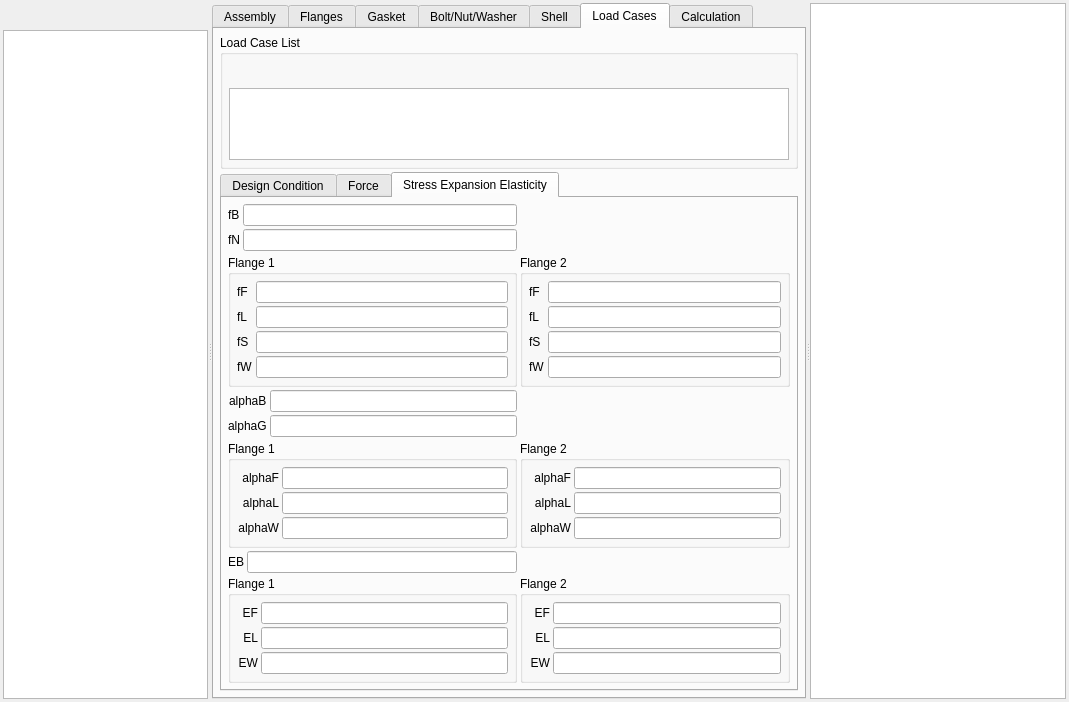
hermixy/biluna, file pcalc/src/gui/pcalc_en1591widget.ui: the form before one commit.
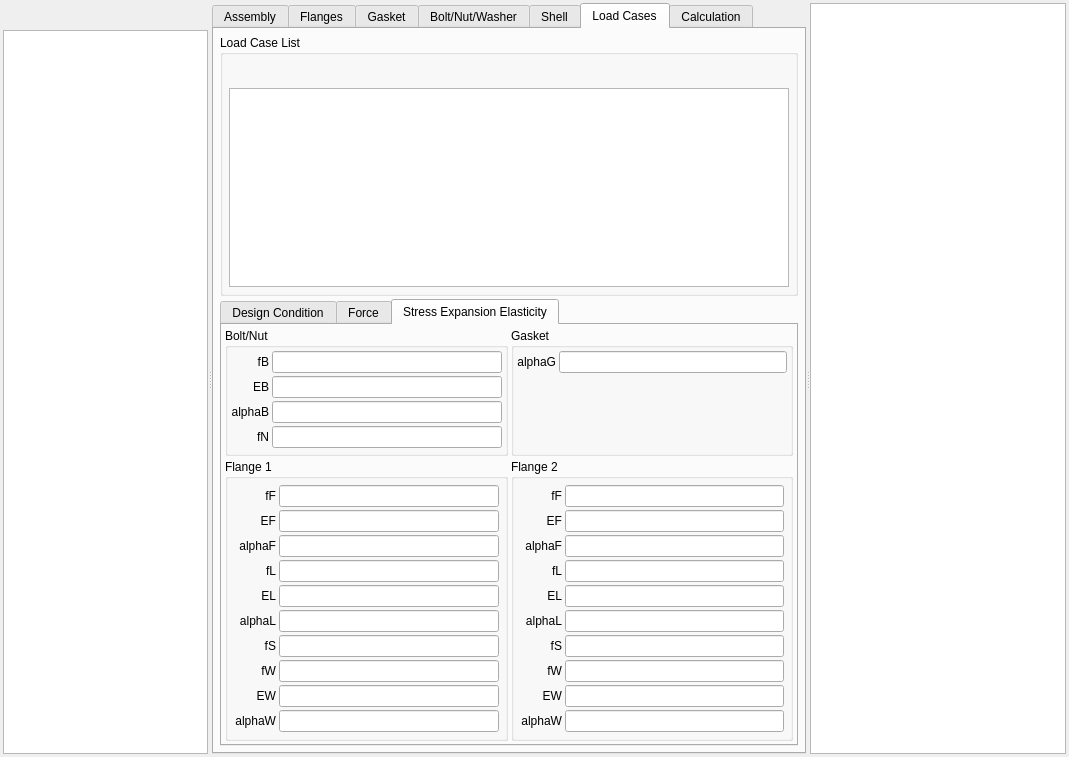
The form after the commit. The open tabs and pages were chosen to show the change. Icons and pictures are not drawn. Custom widgets are drawn as their Qt base class.

Commit message: PCALC EN13555 property implementation, ongoing

```diff
--- a/pcalc/src/gui/pcalc_en1591widget.ui
+++ b/pcalc/src/gui/pcalc_en1591widget.ui
@@ -7,7 +7,7 @@
     <x>0</x>
     <y>0</y>
     <width>1069</width>
-    <height>680</height>
+    <height>757</height>
    </rect>
   </property>
   <property name="windowTitle">
@@ -2736,200 +2736,179 @@
             <attribute name="title">
              <string>Stress Expansion Elasticity</string>
             </attribute>
-            <layout class="QGridLayout" name="gridLayout_20">
+            <layout class="QGridLayout" name="gridLayout_24">
              <property name="leftMargin">
-              <number>6</number>
+              <number>3</number>
              </property>
              <property name="topMargin">
-              <number>6</number>
+              <number>3</number>
              </property>
              <property name="rightMargin">
-              <number>6</number>
+              <number>3</number>
              </property>
              <property name="bottomMargin">
-              <number>6</number>
+              <number>3</number>
              </property>
              <property name="spacing">
               <number>3</number>
              </property>
-             <item row="0" column="0" colspan="2">
-              <layout class="QFormLayout" name="formLayout_4">
-               <property name="horizontalSpacing">
-                <number>3</number>
-               </property>
-               <property name="verticalSpacing">
-                <number>3</number>
-               </property>
-               <item row="0" column="0">
-                <widget class="QLabel" name="lblfB">
-                 <property name="text">
-                  <string>fB</string>
-                 </property>
-                </widget>
-               </item>
-               <item row="0" column="1">
-                <widget class="QLineEdit" name="lefB"/>
-               </item>
-               <item row="1" column="0">
-                <widget class="QLabel" name="lblfN">
-                 <property name="text">
-                  <string>fN</string>
-                 </property>
-                </widget>
-               </item>
-               <item row="1" column="1">
-                <widget class="QLineEdit" name="lefN"/>
-               </item>
-              </layout>
-             </item>
-             <item row="2" column="0" colspan="2">
-              <layout class="QFormLayout" name="formLayout_3">
-               <property name="fieldGrowthPolicy">
-                <enum>QFormLayout::AllNonFixedFieldsGrow</enum>
-               </property>
-               <property name="labelAlignment">
-                <set>Qt::AlignRight|Qt::AlignTrailing|Qt::AlignVCenter</set>
-               </property>
-               <property name="horizontalSpacing">
-                <number>3</number>
-               </property>
-               <property name="verticalSpacing">
-                <number>3</number>
-               </property>
-               <item row="0" column="0">
-                <widget class="QLabel" name="lblalphaB">
-                 <property name="text">
-                  <string>alphaB</string>
-                 </property>
-                </widget>
-               </item>
-               <item row="0" column="1">
-                <widget class="QLineEdit" name="lealphaB"/>
-               </item>
-               <item row="1" column="0">
-                <widget class="QLabel" name="lblalphaG">
-                 <property name="text">
-                  <string>alphaG</string>
-                 </property>
-                </widget>
-               </item>
-               <item row="1" column="1">
-                <widget class="QLineEdit" name="lealphaG"/>
-               </item>
-              </layout>
-             </item>
-             <item row="2" column="2">
-              <spacer name="horizontalSpacer_15">
-               <property name="orientation">
-                <enum>Qt::Horizontal</enum>
-               </property>
-               <property name="sizeHint" stdset="0">
-                <size>
-                 <width>212</width>
-                 <height>20</height>
-                </size>
-               </property>
-              </spacer>
-             </item>
-             <item row="0" column="2">
-              <spacer name="horizontalSpacer_14">
-               <property name="orientation">
-                <enum>Qt::Horizontal</enum>
-               </property>
-               <property name="sizeHint" stdset="0">
-                <size>
-                 <width>40</width>
-                 <height>20</height>
-                </size>
-               </property>
-              </spacer>
-             </item>
-             <item row="1" column="2">
-              <widget class="QGroupBox" name="gbStressFlange_2">
+             <item row="0" column="0">
+              <widget class="QGroupBox" name="gbBoltNut">
                <property name="title">
-                <string>Flange 2</string>
+                <string>Bolt/Nut</string>
                </property>
-               <layout class="QGridLayout" name="gridLayout_26">
+               <layout class="QGridLayout" name="gridLayout_20">
                 <property name="leftMargin">
-                 <number>6</number>
+                 <number>3</number>
                 </property>
                 <property name="topMargin">
-                 <number>6</number>
+                 <number>3</number>
                 </property>
                 <property name="rightMargin">
-                 <number>6</number>
+                 <number>3</number>
                 </property>
                 <property name="bottomMargin">
-                 <number>6</number>
+                 <number>3</number>
                 </property>
                 <property name="spacing">
                  <number>3</number>
                 </property>
                 <item row="0" column="0">
-                 <widget class="QLabel" name="lblfF_2">
+                 <widget class="QLabel" name="lblfB">
                   <property name="text">
-                   <string>fF</string>
+                   <string>fB</string>
+                  </property>
+                  <property name="alignment">
+                   <set>Qt::AlignRight|Qt::AlignTrailing|Qt::AlignVCenter</set>
                   </property>
                  </widget>
                 </item>
                 <item row="0" column="1">
-                 <widget class="QLineEdit" name="lefF_2"/>
+                 <widget class="RB_UomLineEdit" name="lefB"/>
                 </item>
                 <item row="1" column="0">
-                 <widget class="QLabel" name="lblfL_2">
+                 <widget class="QLabel" name="lblEB">
                   <property name="text">
-                   <string>fL</string>
+                   <string>EB</string>
+                  </property>
+                  <property name="alignment">
+                   <set>Qt::AlignRight|Qt::AlignTrailing|Qt::AlignVCenter</set>
                   </property>
                  </widget>
                 </item>
                 <item row="1" column="1">
-                 <widget class="QLineEdit" name="lefL_2"/>
+                 <widget class="RB_UomLineEdit" name="leEB"/>
                 </item>
                 <item row="2" column="0">
-                 <widget class="QLabel" name="lblfS_2">
+                 <widget class="QLabel" name="lblalphaB">
                   <property name="text">
-                   <string>fS</string>
+                   <string>alphaB</string>
+                  </property>
+                  <property name="alignment">
+                   <set>Qt::AlignRight|Qt::AlignTrailing|Qt::AlignVCenter</set>
                   </property>
                  </widget>
                 </item>
                 <item row="2" column="1">
-                 <widget class="QLineEdit" name="lefS_2"/>
+                 <widget class="RB_UomLineEdit" name="lealphaB"/>
                 </item>
                 <item row="3" column="0">
-                 <widget class="QLabel" name="lblfW_2">
+                 <widget class="QLabel" name="lblfN">
                   <property name="text">
-                   <string>fW</string>
+                   <string>fN</string>
+                  </property>
+                  <property name="alignment">
+                   <set>Qt::AlignRight|Qt::AlignTrailing|Qt::AlignVCenter</set>
                   </property>
                  </widget>
                 </item>
                 <item row="3" column="1">
-                 <widget class="QLineEdit" name="lefW_2"/>
+                 <widget class="RB_UomLineEdit" name="lefN"/>
                 </item>
                </layout>
               </widget>
              </item>
-             <item row="3" column="0" colspan="2">
-              <widget class="QGroupBox" name="gbExpFlange_1">
+             <item row="0" column="1">
+              <widget class="QGroupBox" name="gbGasket_2">
                <property name="title">
-                <string>Flange 1</string>
+                <string>Gasket</string>
                </property>
                <layout class="QGridLayout" name="gridLayout_22">
                 <property name="leftMargin">
-                 <number>6</number>
+                 <number>3</number>
                 </property>
                 <property name="topMargin">
-                 <number>6</number>
+                 <number>3</number>
                 </property>
                 <property name="rightMargin">
-                 <number>6</number>
+                 <number>3</number>
                 </property>
                 <property name="bottomMargin">
-                 <number>6</number>
+                 <number>3</number>
                 </property>
                 <property name="spacing">
                  <number>3</number>
                 </property>
                 <item row="0" column="0">
+                 <widget class="QLabel" name="lblalphaG">
+                  <property name="text">
+                   <string>alphaG</string>
+                  </property>
+                  <property name="alignment">
+                   <set>Qt::AlignRight|Qt::AlignTrailing|Qt::AlignVCenter</set>
+                  </property>
+                 </widget>
+                </item>
+                <item row="0" column="1">
+                 <widget class="RB_UomLineEdit" name="lealphaG"/>
+                </item>
+                <item row="1" column="1">
+                 <spacer name="verticalSpacer_14">
+                  <property name="orientation">
+                   <enum>Qt::Vertical</enum>
+                  </property>
+                  <property name="sizeHint" stdset="0">
+                   <size>
+                    <width>20</width>
+                    <height>40</height>
+                   </size>
+                  </property>
+                 </spacer>
+                </item>
+               </layout>
+              </widget>
+             </item>
+             <item row="1" column="0">
+              <widget class="QGroupBox" name="gbStressFlange_1">
+               <property name="sizePolicy">
+                <sizepolicy hsizetype="Expanding" vsizetype="Preferred">
+                 <horstretch>0</horstretch>
+                 <verstretch>0</verstretch>
+                </sizepolicy>
+               </property>
+               <property name="title">
+                <string>Flange 1</string>
+               </property>
+               <layout class="QGridLayout" name="gridLayout_23">
+                <property name="leftMargin">
+                 <number>6</number>
+                </property>
+                <property name="topMargin">
+                 <number>6</number>
+                </property>
+                <property name="rightMargin">
+                 <number>6</number>
+                </property>
+                <property name="bottomMargin">
+                 <number>6</number>
+                </property>
+                <property name="spacing">
+                 <number>3</number>
+                </property>
+                <item row="2" column="1">
+                 <widget class="RB_UomLineEdit" name="lealphaF_1"/>
+                </item>
+                <item row="2" column="0">
                  <widget class="QLabel" name="lblalphaF_1">
                   <property name="text">
                    <string>alphaF</string>
@@ -2939,123 +2918,10 @@
                   </property>
                  </widget>
                 </item>
-                <item row="0" column="1">
-                 <widget class="QLineEdit" name="lealphaF_1"/>
-                </item>
-                <item row="1" column="0">
-                 <widget class="QLabel" name="lblalphaL_1">
-                  <property name="text">
-                   <string>alphaL</string>
-                  </property>
-                  <property name="alignment">
-                   <set>Qt::AlignRight|Qt::AlignTrailing|Qt::AlignVCenter</set>
-                  </property>
-                 </widget>
-                </item>
                 <item row="1" column="1">
-                 <widget class="QLineEdit" name="lealphaL_1"/>
+                 <widget class="RB_UomLineEdit" name="leEF_1"/>
                 </item>
-                <item row="2" column="1">
-                 <widget class="QLineEdit" name="lealphaW_1"/>
-                </item>
-                <item row="2" column="0">
-                 <widget class="QLabel" name="lblalphaW_1">
-                  <property name="text">
-                   <string>alphaW</string>
-                  </property>
-                  <property name="alignment">
-                   <set>Qt::AlignRight|Qt::AlignTrailing|Qt::AlignVCenter</set>
-                  </property>
-                 </widget>
-                </item>
-               </layout>
-              </widget>
-             </item>
-             <item row="3" column="2">
-              <widget class="QGroupBox" name="gbExpFlange_2">
-               <property name="title">
-                <string>Flange 2</string>
-               </property>
-               <layout class="QGridLayout" name="gridLayout_27">
-                <property name="leftMargin">
-                 <number>6</number>
-                </property>
-                <property name="topMargin">
-                 <number>6</number>
-                </property>
-                <property name="rightMargin">
-                 <number>6</number>
-                </property>
-                <property name="bottomMargin">
-                 <number>6</number>
-                </property>
-                <property name="spacing">
-                 <number>3</number>
-                </property>
-                <item row="0" column="0">
-                 <widget class="QLabel" name="lblalphaF_2">
-                  <property name="text">
-                   <string>alphaF</string>
-                  </property>
-                  <property name="alignment">
-                   <set>Qt::AlignRight|Qt::AlignTrailing|Qt::AlignVCenter</set>
-                  </property>
-                 </widget>
-                </item>
-                <item row="0" column="1">
-                 <widget class="QLineEdit" name="lealphaF_2"/>
-                </item>
                 <item row="1" column="0">
-                 <widget class="QLabel" name="lblalphaL_2">
-                  <property name="text">
-                   <string>alphaL</string>
-                  </property>
-                  <property name="alignment">
-                   <set>Qt::AlignRight|Qt::AlignTrailing|Qt::AlignVCenter</set>
-                  </property>
-                 </widget>
-                </item>
-                <item row="1" column="1">
-                 <widget class="QLineEdit" name="lealphaL_2"/>
-                </item>
-                <item row="2" column="1">
-                 <widget class="QLineEdit" name="lealphaW_2"/>
-                </item>
-                <item row="2" column="0">
-                 <widget class="QLabel" name="lblalphaW_2">
-                  <property name="text">
-                   <string>alphaW</string>
-                  </property>
-                  <property name="alignment">
-                   <set>Qt::AlignRight|Qt::AlignTrailing|Qt::AlignVCenter</set>
-                  </property>
-                 </widget>
-                </item>
-               </layout>
-              </widget>
-             </item>
-             <item row="5" column="0" colspan="2">
-              <widget class="QGroupBox" name="gbElastFlange_1">
-               <property name="title">
-                <string>Flange 1</string>
-               </property>
-               <layout class="QGridLayout" name="gridLayout_24">
-                <property name="leftMargin">
-                 <number>6</number>
-                </property>
-                <property name="topMargin">
-                 <number>6</number>
-                </property>
-                <property name="rightMargin">
-                 <number>6</number>
-                </property>
-                <property name="bottomMargin">
-                 <number>6</number>
-                </property>
-                <property name="spacing">
-                 <number>3</number>
-                </property>
-                <item row="0" column="0">
                  <widget class="QLabel" name="lblEF_1">
                   <property name="text">
                    <string>EF</string>
@@ -3065,10 +2931,23 @@
                   </property>
                  </widget>
                 </item>
-                <item row="0" column="1">
-                 <widget class="QLineEdit" name="leEF_1"/>
+                <item row="8" column="1">
+                 <widget class="RB_UomLineEdit" name="leEW_1"/>
                 </item>
-                <item row="1" column="0">
+                <item row="5" column="1">
+                 <widget class="RB_UomLineEdit" name="lealphaL_1"/>
+                </item>
+                <item row="5" column="0">
+                 <widget class="QLabel" name="lblalphaL_1">
+                  <property name="text">
+                   <string>alphaL</string>
+                  </property>
+                  <property name="alignment">
+                   <set>Qt::AlignRight|Qt::AlignTrailing|Qt::AlignVCenter</set>
+                  </property>
+                 </widget>
+                </item>
+                <item row="4" column="0">
                  <widget class="QLabel" name="lblEL_1">
                   <property name="text">
                    <string>EL</string>
@@ -3078,13 +2957,10 @@
                   </property>
                  </widget>
                 </item>
-                <item row="1" column="1">
-                 <widget class="QLineEdit" name="leEL_1"/>
+                <item row="4" column="1">
+                 <widget class="RB_UomLineEdit" name="leEL_1"/>
                 </item>
-                <item row="2" column="1">
-                 <widget class="QLineEdit" name="leEW_1"/>
-                </item>
-                <item row="2" column="0">
+                <item row="8" column="0">
                  <widget class="QLabel" name="lblEW_1">
                   <property name="text">
                    <string>EW</string>
@@ -3094,158 +2970,233 @@
                   </property>
                  </widget>
                 </item>
-               </layout>
-              </widget>
-             </item>
-             <item row="5" column="2">
-              <widget class="QGroupBox" name="gbElastFlange_2">
-               <property name="title">
-                <string>Flange 2</string>
-               </property>
-               <layout class="QGridLayout" name="gridLayout_25">
-                <property name="leftMargin">
-                 <number>6</number>
-                </property>
-                <property name="topMargin">
-                 <number>6</number>
-                </property>
-                <property name="rightMargin">
-                 <number>6</number>
-                </property>
-                <property name="bottomMargin">
-                 <number>6</number>
-                </property>
-                <property name="spacing">
-                 <number>3</number>
-                </property>
-                <item row="0" column="0">
-                 <widget class="QLabel" name="lblEF_2">
-                  <property name="text">
-                   <string>EF</string>
-                  </property>
-                  <property name="alignment">
-                   <set>Qt::AlignRight|Qt::AlignTrailing|Qt::AlignVCenter</set>
-                  </property>
-                 </widget>
-                </item>
-                <item row="0" column="1">
-                 <widget class="QLineEdit" name="leEF_2"/>
-                </item>
-                <item row="1" column="0">
-                 <widget class="QLabel" name="lblEL_2">
-                  <property name="text">
-                   <string>EL</string>
-                  </property>
-                  <property name="alignment">
-                   <set>Qt::AlignRight|Qt::AlignTrailing|Qt::AlignVCenter</set>
-                  </property>
-                 </widget>
-                </item>
-                <item row="1" column="1">
-                 <widget class="QLineEdit" name="leEL_2"/>
-                </item>
-                <item row="2" column="0">
-                 <widget class="QLabel" name="lblEW_2">
-                  <property name="text">
-                   <string>EW</string>
-                  </property>
-                  <property name="alignment">
-                   <set>Qt::AlignRight|Qt::AlignTrailing|Qt::AlignVCenter</set>
-                  </property>
-                 </widget>
-                </item>
-                <item row="2" column="1">
-                 <widget class="QLineEdit" name="leEW_2"/>
-                </item>
-               </layout>
-              </widget>
-             </item>
-             <item row="1" column="0" colspan="2">
-              <widget class="QGroupBox" name="gbStressFlange_1">
-               <property name="title">
-                <string>Flange 1</string>
-               </property>
-               <layout class="QGridLayout" name="gridLayout_23">
-                <property name="leftMargin">
-                 <number>6</number>
-                </property>
-                <property name="topMargin">
-                 <number>6</number>
-                </property>
-                <property name="rightMargin">
-                 <number>6</number>
-                </property>
-                <property name="bottomMargin">
-                 <number>6</number>
-                </property>
-                <property name="spacing">
-                 <number>3</number>
-                </property>
-                <item row="0" column="0">
-                 <widget class="QLabel" name="lblfF_1">
-                  <property name="text">
-                   <string>fF</string>
-                  </property>
-                 </widget>
-                </item>
-                <item row="0" column="1">
-                 <widget class="QLineEdit" name="lefF_1"/>
-                </item>
-                <item row="1" column="0">
+                <item row="3" column="0">
                  <widget class="QLabel" name="lblfL_1">
                   <property name="text">
                    <string>fL</string>
                   </property>
+                  <property name="alignment">
+                   <set>Qt::AlignRight|Qt::AlignTrailing|Qt::AlignVCenter</set>
+                  </property>
                  </widget>
                 </item>
-                <item row="1" column="1">
-                 <widget class="QLineEdit" name="lefL_1"/>
+                <item row="0" column="0">
+                 <widget class="QLabel" name="lblfF_1">
+                  <property name="text">
+                   <string>fF</string>
+                  </property>
+                  <property name="alignment">
+                   <set>Qt::AlignRight|Qt::AlignTrailing|Qt::AlignVCenter</set>
+                  </property>
+                 </widget>
                 </item>
-                <item row="2" column="0">
+                <item row="0" column="1">
+                 <widget class="RB_UomLineEdit" name="lefF_1"/>
+                </item>
+                <item row="6" column="0">
                  <widget class="QLabel" name="lblfS_1">
                   <property name="text">
                    <string>fS</string>
                   </property>
+                  <property name="alignment">
+                   <set>Qt::AlignRight|Qt::AlignTrailing|Qt::AlignVCenter</set>
+                  </property>
                  </widget>
                 </item>
-                <item row="2" column="1">
-                 <widget class="QLineEdit" name="lefS_1"/>
-                </item>
                 <item row="3" column="1">
-                 <widget class="QLineEdit" name="lefW_1"/>
+                 <widget class="RB_UomLineEdit" name="lefL_1"/>
                 </item>
-                <item row="3" column="0">
+                <item row="7" column="1">
+                 <widget class="RB_UomLineEdit" name="lefW_1"/>
+                </item>
+                <item row="7" column="0">
                  <widget class="QLabel" name="lblfW_1">
                   <property name="text">
                    <string>fW</string>
                   </property>
+                  <property name="alignment">
+                   <set>Qt::AlignRight|Qt::AlignTrailing|Qt::AlignVCenter</set>
+                  </property>
                  </widget>
                 </item>
+                <item row="6" column="1">
+                 <widget class="RB_UomLineEdit" name="lefS_1"/>
+                </item>
+                <item row="9" column="0">
+                 <widget class="QLabel" name="lblalphaW_1">
+                  <property name="text">
+                   <string>alphaW</string>
+                  </property>
+                  <property name="alignment">
+                   <set>Qt::AlignRight|Qt::AlignTrailing|Qt::AlignVCenter</set>
+                  </property>
+                 </widget>
+                </item>
+                <item row="9" column="1">
+                 <widget class="RB_UomLineEdit" name="lealphaW_1"/>
+                </item>
                </layout>
               </widget>
              </item>
-             <item row="4" column="0">
-              <widget class="QLabel" name="lblEB">
-               <property name="text">
-                <string>EB</string>
+             <item row="1" column="1">
+              <widget class="QGroupBox" name="gbStressFlange_2">
+               <property name="sizePolicy">
+                <sizepolicy hsizetype="Expanding" vsizetype="Preferred">
+                 <horstretch>0</horstretch>
+                 <verstretch>0</verstretch>
+                </sizepolicy>
                </property>
-              </widget>
-             </item>
-             <item row="4" column="2">
-              <spacer name="horizontalSpacer_16">
-               <property name="orientation">
-                <enum>Qt::Horizontal</enum>
+               <property name="title">
+                <string>Flange 2</string>
                </property>
-               <property name="sizeHint" stdset="0">
-                <size>
-                 <width>212</width>
-                 <height>20</height>
-                </size>
-               </property>
-              </spacer>
-             </item>
-             <item row="4" column="1">
-              <widget class="QLineEdit" name="leEB"/>
+               <layout class="QGridLayout" name="gridLayout_26">
+                <property name="leftMargin">
+                 <number>6</number>
+                </property>
+                <property name="topMargin">
+                 <number>6</number>
+                </property>
+                <property name="rightMargin">
+                 <number>6</number>
+                </property>
+                <property name="bottomMargin">
+                 <number>6</number>
+                </property>
+                <property name="spacing">
+                 <number>3</number>
+                </property>
+                <item row="4" column="1">
+                 <widget class="RB_UomLineEdit" name="leEL_2"/>
+                </item>
+                <item row="8" column="0">
+                 <widget class="QLabel" name="lblEW_2">
+                  <property name="text">
+                   <string>EW</string>
+                  </property>
+                  <property name="alignment">
+                   <set>Qt::AlignRight|Qt::AlignTrailing|Qt::AlignVCenter</set>
+                  </property>
+                 </widget>
+                </item>
+                <item row="1" column="0">
+                 <widget class="QLabel" name="lblEF_2">
+                  <property name="text">
+                   <string>EF</string>
+                  </property>
+                  <property name="alignment">
+                   <set>Qt::AlignRight|Qt::AlignTrailing|Qt::AlignVCenter</set>
+                  </property>
+                 </widget>
+                </item>
+                <item row="1" column="1">
+                 <widget class="RB_UomLineEdit" name="leEF_2"/>
+                </item>
+                <item row="2" column="1">
+                 <widget class="RB_UomLineEdit" name="lealphaF_2"/>
+                </item>
+                <item row="8" column="1">
+                 <widget class="RB_UomLineEdit" name="leEW_2"/>
+                </item>
+                <item row="5" column="0">
+                 <widget class="QLabel" name="lblalphaL_2">
+                  <property name="text">
+                   <string>alphaL</string>
+                  </property>
+                  <property name="alignment">
+                   <set>Qt::AlignRight|Qt::AlignTrailing|Qt::AlignVCenter</set>
+                  </property>
+                 </widget>
+                </item>
+                <item row="2" column="0">
+                 <widget class="QLabel" name="lblalphaF_2">
+                  <property name="text">
+                   <string>alphaF</string>
+                  </property>
+                  <property name="alignment">
+                   <set>Qt::AlignRight|Qt::AlignTrailing|Qt::AlignVCenter</set>
+                  </property>
+                 </widget>
+                </item>
+                <item row="5" column="1">
+                 <widget class="RB_UomLineEdit" name="lealphaL_2"/>
+                </item>
+                <item row="4" column="0">
+                 <widget class="QLabel" name="lblEL_2">
+                  <property name="text">
+                   <string>EL</string>
+                  </property>
+                  <property name="alignment">
+                   <set>Qt::AlignRight|Qt::AlignTrailing|Qt::AlignVCenter</set>
+                  </property>
+                 </widget>
+                </item>
+                <item row="0" column="1">
+                 <widget class="RB_UomLineEdit" name="lefF_2"/>
+                </item>
+                <item row="0" column="0">
+                 <widget class="QLabel" name="lblfF_2">
+                  <property name="text">
+                   <string>fF</string>
+                  </property>
+                  <property name="alignment">
+                   <set>Qt::AlignRight|Qt::AlignTrailing|Qt::AlignVCenter</set>
+                  </property>
+                 </widget>
+                </item>
+                <item row="3" column="0">
+                 <widget class="QLabel" name="lblfL_2">
+                  <property name="text">
+                   <string>fL</string>
+                  </property>
+                  <property name="alignment">
+                   <set>Qt::AlignRight|Qt::AlignTrailing|Qt::AlignVCenter</set>
+                  </property>
+                 </widget>
+                </item>
+                <item row="6" column="1">
+                 <widget class="RB_UomLineEdit" name="lefS_2"/>
+                </item>
+                <item row="6" column="0">
+                 <widget class="QLabel" name="lblfS_2">
+                  <property name="text">
+                   <string>fS</string>
+                  </property>
+                  <property name="alignment">
+                   <set>Qt::AlignRight|Qt::AlignTrailing|Qt::AlignVCenter</set>
+                  </property>
+                 </widget>
+                </item>
+                <item row="3" column="1">
+                 <widget class="RB_UomLineEdit" name="lefL_2"/>
+                </item>
+                <item row="7" column="0">
+                 <widget class="QLabel" name="lblfW_2">
+                  <property name="text">
+                   <string>fW</string>
+                  </property>
+                  <property name="alignment">
+                   <set>Qt::AlignRight|Qt::AlignTrailing|Qt::AlignVCenter</set>
+                  </property>
+                 </widget>
+                </item>
+                <item row="7" column="1">
+                 <widget class="RB_UomLineEdit" name="lefW_2"/>
+                </item>
+                <item row="9" column="0">
+                 <widget class="QLabel" name="lblalphaW_2">
+                  <property name="text">
+                   <string>alphaW</string>
+                  </property>
+                  <property name="alignment">
+                   <set>Qt::AlignRight|Qt::AlignTrailing|Qt::AlignVCenter</set>
+                  </property>
+                 </widget>
+                </item>
+                <item row="9" column="1">
+                 <widget class="RB_UomLineEdit" name="lealphaW_2"/>
+                </item>
+               </layout>
+              </widget>
              </item>
             </layout>
            </widget>
@@ -3385,6 +3336,11 @@
    <extends>QLineEdit</extends>
    <header>rb_idxlineedit.h</header>
   </customwidget>
+  <customwidget>
+   <class>RB_UomLineEdit</class>
+   <extends>QLineEdit</extends>
+   <header>rb_uomlineedit.h</header>
+  </customwidget>
  </customwidgets>
  <tabstops>
   <tabstop>tvAssembly</tabstop>
```
Left out of the diff: 1442 changed lines with no effect on the pictures. The commit also changes 30 other files.
